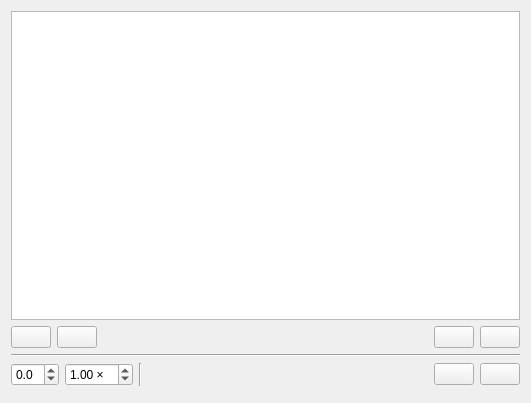
Above: src/AttachmentView/IndexedFileAttachmentView/AudioAttachmentView/audioattachmentview.ui from pasbi/CAN before the change. Below: the same form after it.
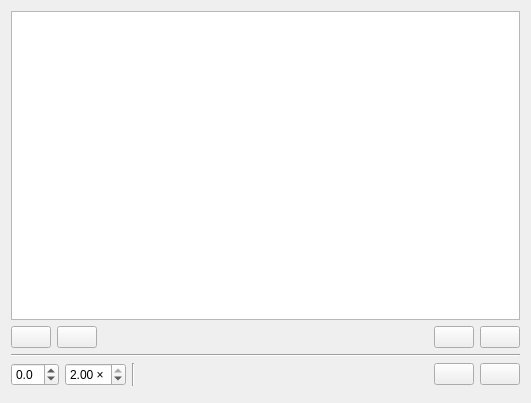
That is the form after the change. Icons and pictures are not drawn. Custom widgets are drawn as their Qt base class.

Commit message: fixed bug in audioattachmentview (played song when it should be quiet)

```diff
--- a/src/AttachmentView/IndexedFileAttachmentView/AudioAttachmentView/audioattachmentview.ui
+++ b/src/AttachmentView/IndexedFileAttachmentView/AudioAttachmentView/audioattachmentview.ui
@@ -146,16 +146,16 @@
         <string notr="true"> ×</string>
        </property>
        <property name="minimum">
-        <double>0.100000000000000</double>
+        <double>0.350000000000000</double>
        </property>
        <property name="maximum">
-        <double>10.000000000000000</double>
+        <double>2.000000000000000</double>
        </property>
        <property name="singleStep">
         <double>0.050000000000000</double>
        </property>
        <property name="value">
-        <double>1.000000000000000</double>
+        <double>2.000000000000000</double>
        </property>
       </widget>
      </item>
```
The commit also changes 3 other files.
